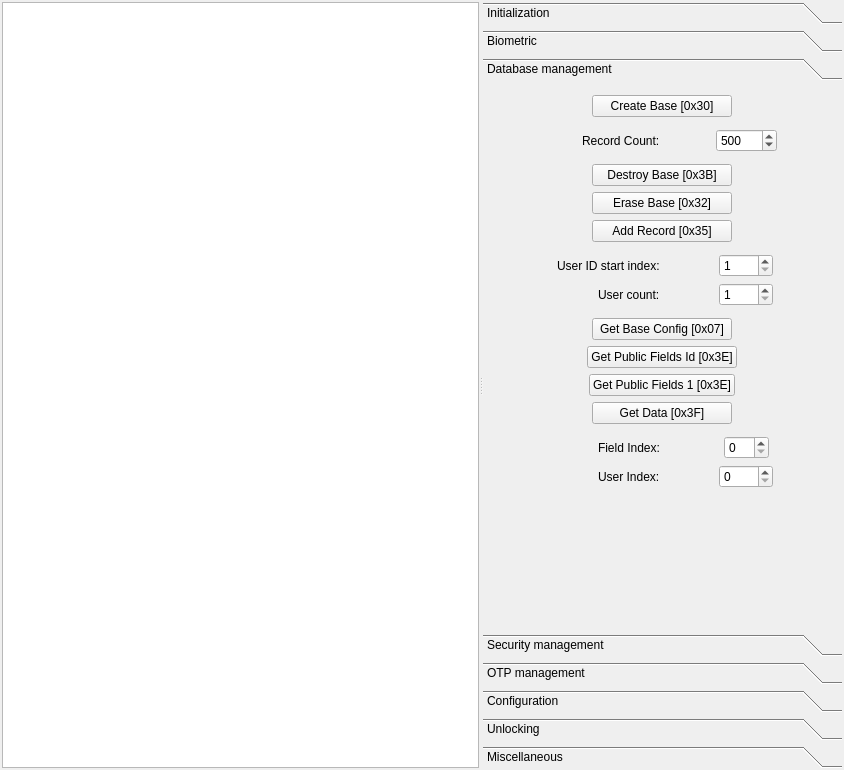
Before: the Qt Designer form sagemmorpho.ui in CodElecCz/SagemMorphoUI, drawn with Qt 5.
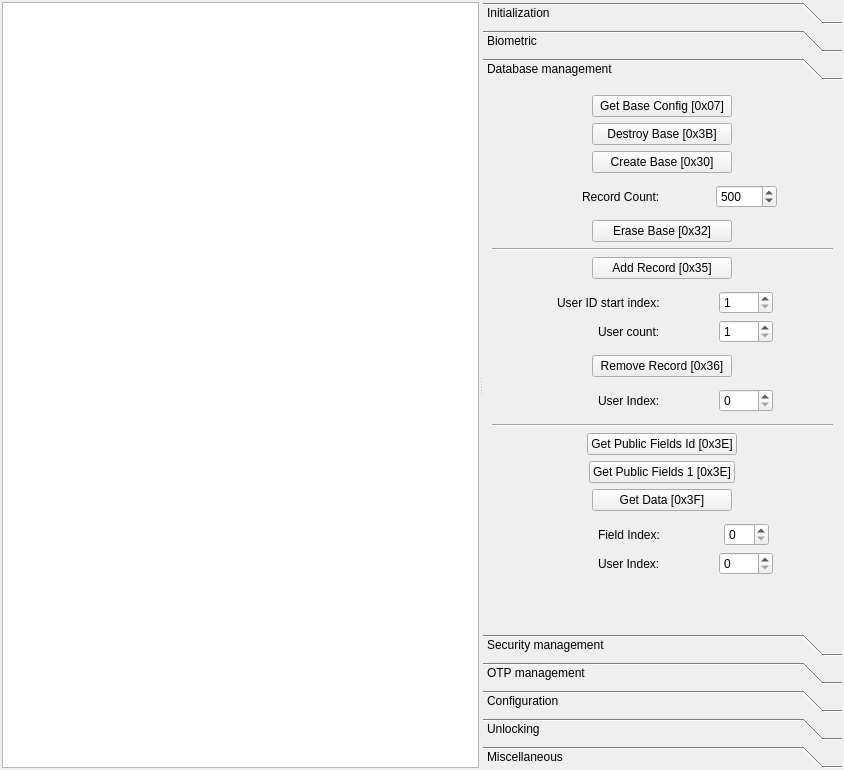
After: the same form once the commit is applied. The open tabs and pages were chosen to show the change. Custom widgets are drawn as their Qt base class.

What changed in the file:
```diff
--- a/sagemmorpho.ui
+++ b/sagemmorpho.ui
@@ -242,7 +242,7 @@
            <rect>
             <x>0</x>
             <y>0</y>
-            <width>344</width>
+            <width>365</width>
             <height>524</height>
            </rect>
           </property>
@@ -252,6 +252,32 @@
           <layout class="QVBoxLayout" name="verticalLayout_8">
            <item>
             <layout class="QVBoxLayout" name="verticalLayout_7">
+             <item alignment="Qt::AlignHCenter">
+              <widget class="QPushButton" name="getBaseConfigButton">
+               <property name="minimumSize">
+                <size>
+                 <width>140</width>
+                 <height>0</height>
+                </size>
+               </property>
+               <property name="text">
+                <string>Get Base Config [0x07]</string>
+               </property>
+              </widget>
+             </item>
+             <item alignment="Qt::AlignHCenter">
+              <widget class="QPushButton" name="destroyBaseButton">
+               <property name="minimumSize">
+                <size>
+                 <width>140</width>
+                 <height>0</height>
+                </size>
+               </property>
+               <property name="text">
+                <string>Destroy Base [0x3B]</string>
+               </property>
+              </widget>
+             </item>
              <item alignment="Qt::AlignHCenter">
               <widget class="QPushButton" name="createBaseButton">
                <property name="minimumSize">
@@ -301,19 +327,6 @@
                </item>
               </layout>
              </item>
-             <item alignment="Qt::AlignHCenter">
-              <widget class="QPushButton" name="destroyBaseButton">
-               <property name="minimumSize">
-                <size>
-                 <width>140</width>
-                 <height>0</height>
-                </size>
-               </property>
-               <property name="text">
-                <string>Destroy Base [0x3B]</string>
-               </property>
-              </widget>
-             </item>
              <item alignment="Qt::AlignHCenter">
               <widget class="QPushButton" name="eraseBaseButton">
                <property name="minimumSize">
@@ -327,6 +340,13 @@
                </property>
               </widget>
              </item>
+             <item>
+              <widget class="Line" name="line_2">
+               <property name="orientation">
+                <enum>Qt::Horizontal</enum>
+               </property>
+              </widget>
+             </item>
              <item alignment="Qt::AlignHCenter">
               <widget class="QPushButton" name="addRecordButton">
                <property name="minimumSize">
@@ -391,7 +411,7 @@
               </layout>
              </item>
              <item alignment="Qt::AlignHCenter">
-              <widget class="QPushButton" name="getBaseConfigButton">
+              <widget class="QPushButton" name="removeRecordButton">
                <property name="minimumSize">
                 <size>
                  <width>140</width>
@@ -399,7 +419,50 @@
                 </size>
                </property>
                <property name="text">
-                <string>Get Base Config [0x07]</string>
+                <string>Remove Record [0x36]</string>
+               </property>
+              </widget>
+             </item>
+             <item>
+              <layout class="QGridLayout" name="gridLayout_5">
+               <property name="leftMargin">
+                <number>6</number>
+               </property>
+               <property name="topMargin">
+                <number>6</number>
+               </property>
+               <property name="rightMargin">
+                <number>6</number>
+               </property>
+               <property name="bottomMargin">
+                <number>6</number>
+               </property>
+               <item row="0" column="0" alignment="Qt::AlignRight">
+                <widget class="QLabel" name="label_7">
+                 <property name="text">
+                  <string>User Index:</string>
+                 </property>
+                </widget>
+               </item>
+               <item row="0" column="1" alignment="Qt::AlignHCenter">
+                <widget class="QSpinBox" name="indexUserRemoveBox">
+                 <property name="minimum">
+                  <number>0</number>
+                 </property>
+                 <property name="maximum">
+                  <number>9999</number>
+                 </property>
+                 <property name="value">
+                  <number>0</number>
+                 </property>
+                </widget>
+               </item>
+              </layout>
+             </item>
+             <item>
+              <widget class="Line" name="line">
+               <property name="orientation">
+                <enum>Qt::Horizontal</enum>
                </property>
               </widget>
              </item>
```
Left out of the diff: 16 changed lines with no effect on the pictures.
